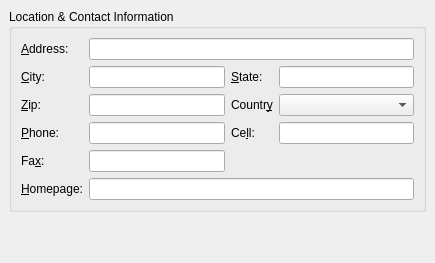
First picture: the form in protocols/oscar/icq/ui/icqhomeinfowidget.ui, repository KDE/kopete, before the edit.
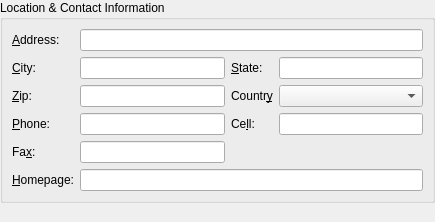
Second picture: the form after the edit.

Patch:
```diff
--- a/protocols/oscar/icq/ui/icqhomeinfowidget.ui
+++ b/protocols/oscar/icq/ui/icqhomeinfowidget.ui
@@ -6,16 +6,25 @@
     <x>0</x>
     <y>0</y>
     <width>435</width>
-    <height>263</height>
+    <height>222</height>
    </rect>
   </property>
   <layout class="QVBoxLayout" >
-   <property name="margin" >
-    <number>9</number>
-   </property>
    <property name="spacing" >
     <number>6</number>
    </property>
+   <property name="leftMargin" >
+    <number>0</number>
+   </property>
+   <property name="topMargin" >
+    <number>0</number>
+   </property>
+   <property name="rightMargin" >
+    <number>0</number>
+   </property>
+   <property name="bottomMargin" >
+    <number>0</number>
+   </property>
    <item>
     <widget class="QGroupBox" name="groupBox_2" >
      <property name="title" >
@@ -25,7 +34,19 @@
       <property name="margin" >
        <number>9</number>
       </property>
-      <property name="spacing" >
+      <property name="topMargin" >
+       <number>9</number>
+      </property>
+      <property name="rightMargin" >
+       <number>9</number>
+      </property>
+      <property name="bottomMargin" >
+       <number>9</number>
+      </property>
+      <property name="horizontalSpacing" >
+       <number>6</number>
+      </property>
+      <property name="verticalSpacing" >
        <number>6</number>
       </property>
       <item row="0" column="0" >
@@ -41,9 +62,7 @@
       <item row="0" column="1" colspan="3" >
        <widget class="QLineEdit" name="addressEdit" >
         <property name="sizePolicy" >
-         <sizepolicy>
-          <hsizetype>3</hsizetype>
-          <vsizetype>0</vsizetype>
+         <sizepolicy vsizetype="Fixed" hsizetype="MinimumExpanding" >
           <horstretch>0</horstretch>
           <verstretch>0</verstretch>
          </sizepolicy>
@@ -66,9 +85,7 @@
       <item row="1" column="1" >
        <widget class="QLineEdit" name="cityEdit" >
         <property name="sizePolicy" >
-         <sizepolicy>
-          <hsizetype>7</hsizetype>
-          <vsizetype>0</vsizetype>
+         <sizepolicy vsizetype="Fixed" hsizetype="Expanding" >
           <horstretch>1</horstretch>
           <verstretch>0</verstretch>
          </sizepolicy>
@@ -91,9 +108,7 @@
       <item row="1" column="3" >
        <widget class="QLineEdit" name="stateEdit" >
         <property name="sizePolicy" >
-         <sizepolicy>
-          <hsizetype>7</hsizetype>
-          <vsizetype>0</vsizetype>
+         <sizepolicy vsizetype="Fixed" hsizetype="Expanding" >
           <horstretch>1</horstretch>
           <verstretch>0</verstretch>
          </sizepolicy>
@@ -116,9 +131,7 @@
       <item row="2" column="1" >
        <widget class="QLineEdit" name="zipEdit" >
         <property name="sizePolicy" >
-         <sizepolicy>
-          <hsizetype>7</hsizetype>
-          <vsizetype>0</vsizetype>
+         <sizepolicy vsizetype="Fixed" hsizetype="Expanding" >
           <horstretch>0</horstretch>
           <verstretch>0</verstretch>
          </sizepolicy>
@@ -177,9 +190,7 @@
       <item row="3" column="3" >
        <widget class="QLineEdit" name="cellEdit" >
         <property name="sizePolicy" >
-         <sizepolicy>
-          <hsizetype>7</hsizetype>
-          <vsizetype>0</vsizetype>
+         <sizepolicy vsizetype="Fixed" hsizetype="Expanding" >
           <horstretch>0</horstretch>
           <verstretch>0</verstretch>
          </sizepolicy>
@@ -219,9 +230,7 @@
       <item row="5" column="1" colspan="3" >
        <widget class="QLineEdit" name="homepageEdit" >
         <property name="sizePolicy" >
-         <sizepolicy>
-          <hsizetype>3</hsizetype>
-          <vsizetype>0</vsizetype>
+         <sizepolicy vsizetype="Fixed" hsizetype="MinimumExpanding" >
           <horstretch>0</horstretch>
           <verstretch>0</verstretch>
          </sizepolicy>
@@ -239,13 +248,10 @@
      <property name="orientation" >
       <enum>Qt::Vertical</enum>
      </property>
-     <property name="sizeType" >
-      <enum>QSizePolicy::Expanding</enum>
-     </property>
      <property name="sizeHint" >
       <size>
        <width>51</width>
-       <height>16</height>
+       <height>0</height>
       </size>
      </property>
     </spacer>
```
Left out of the diff: 2 changed lines with no effect on the pictures.
